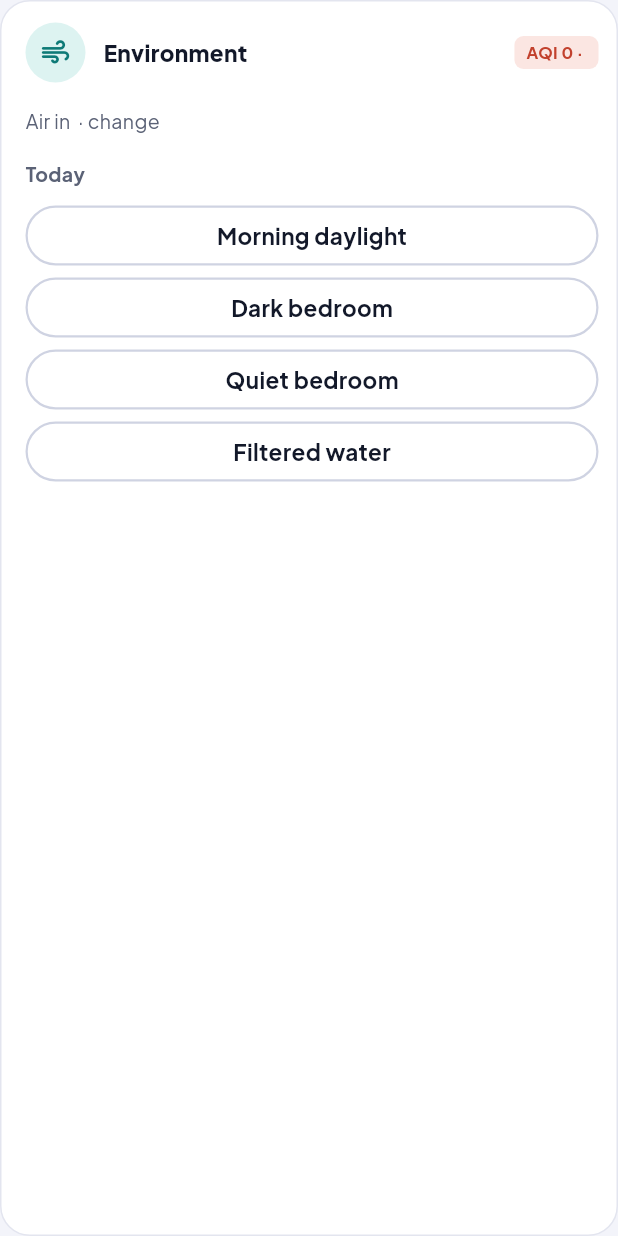
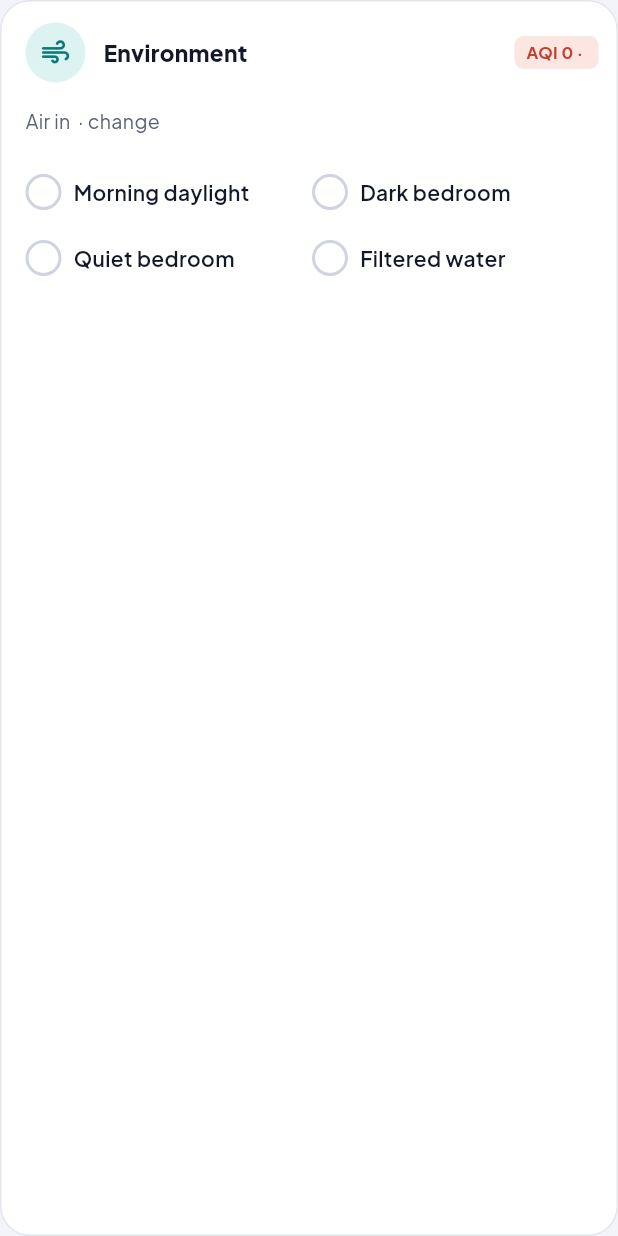
Before and after one commit to lionelishi21/NeuroCal, a Flutter app: the EnvironmentCard widget shown alone on an empty page, opened directly with empty values, on a phone screen of 412 x 824 dp. Run offline on Flutter 3.47's test engine with Material 3 defaults, Android fonts, the phone set to English and light mode, and no system bars; our stand-ins replace camera, flutter_local_notifications, flutter_timezone, image_picker, in_app_review, sentry and 3 more; missing offline and left inert: amplify_auth_cognito, amplify_flutter, google_mlkit_barcode_scanning, google_mlkit_text_recognition, health, home_widget and 1 more; accounts and stored records are empty.

Commit message:
Today: score first, then the next step, food, and one card of habits
Today was 13 blocks of equal weight with the next step above the score
and the same input in two places. It now reads in four parts: the Focus
Score with its six inputs as one row of small rings (each opens what it
measures and the way to log it), Up next, food (calories with the
processed share, the meals, what to eat next), and one habits card
(Brain speed, exercise, how you feel, supplements, surroundings). The
environment check is four ticks instead of four big buttons, and the
week strip is quieter.

Co-Authored-By: Claude Opus 5.5 <noreply@anthropic.com>

```diff
--- a/mobile-app/lib/screens/environment_card.dart
+++ b/mobile-app/lib/screens/environment_card.dart
@@ -11,9 +11,12 @@ import '../widgets/ui.dart';
 /// Today's environment (docs/NCBM.md §3): the air where you live, and four taps for the daily check
 /// (morning daylight, a dark and a quiet bedroom, filtered water). Answers save as they're tapped.
 class EnvironmentCard extends StatefulWidget {
-  const EnvironmentCard(this.day, {super.key, required this.onChanged});
+  const EnvironmentCard(this.day, {super.key, required this.onChanged, this.framed = true});
 
   final EnvironmentDay day;
+
+  /// False draws it as a row of Today's habits card, without its own card.
+  final bool framed;
 
   /// Something was saved: the score and Today reload.
   final VoidCallback onChanged;
@@ -65,9 +68,8 @@ class _EnvironmentCardState extends State<EnvironmentCard> {
       null => (c.mist, c.inkSoft),
       _ => (c.beetSoft, c.beet),
     };
-    return AppCard(
-      padding: const EdgeInsets.fromLTRB(Space.s4, 14, Space.s3, 14),
-      child: Column(
+    const padding = EdgeInsets.fromLTRB(Space.s4, 14, Space.s3, 14);
+    final body = Column(
         crossAxisAlignment: CrossAxisAlignment.stretch,
         spacing: Space.s3,
         children: [
@@ -108,22 +110,65 @@ class _EnvironmentCardState extends State<EnvironmentCard> {
                 child: Text('Air in ${d.place} · change', style: TextStyle(fontSize: TextSize.xs, color: c.inkSoft)),
               ),
             ),
-          Text('Today', style: TextStyle(fontSize: TextSize.xs, fontWeight: FontWeight.w700, color: c.inkSoft)),
-          Wrap(
+          // Two ticks a row, like the supplements above them.
+          LayoutBuilder(
+            builder: (context, box) => Wrap(
+              children: [
+                for (final item in EnvironmentItem.values)
+                  SizedBox(
+                    width: box.maxWidth / 2,
+                    child: _Tick(label: item.label, done: d.check[item] == true, onTap: () => _answer(item, d.check[item] != true)),
+                  ),
+              ],
+            ),
+          ),
+        ],
+      );
+    return widget.framed ? AppCard(padding: padding, child: body) : Padding(padding: padding, child: body);
+  }
+}
+
+/// One answer of the daily check: a round tick and its label, ticked when kept today.
+class _Tick extends StatelessWidget {
+  const _Tick({required this.label, required this.done, required this.onTap});
+
+  final String label;
+  final bool done;
+  final VoidCallback onTap;
+
+  @override
+  Widget build(BuildContext context) {
+    final c = context.colors;
+    return Semantics(
+      checked: done,
+      label: label,
+      excludeSemantics: true,
+      onTap: onTap,
+      child: InkWell(
+        onTap: onTap,
+        borderRadius: BorderRadius.circular(Radii.option),
+        child: Padding(
+          padding: const EdgeInsets.symmetric(vertical: 10),
+          child: Row(
             spacing: Space.s2,
-            runSpacing: Space.s2,
             children: [
-              for (final item in EnvironmentItem.values)
-                ChoicePill(
-                  label: d.check[item] == true ? '✓ ${item.label}' : item.label,
-                  semanticLabel: item.label,
-                  height: 40,
-                  selected: d.check[item] == true,
-                  onTap: () => _answer(item, d.check[item] != true),
+              AnimatedContainer(
+                duration: MediaQuery.disableAnimationsOf(context) ? Duration.zero : const Duration(milliseconds: 150),
+                width: 24,
+                height: 24,
+                decoration: BoxDecoration(
+                  shape: BoxShape.circle,
+                  color: done ? c.chlorophyll : null,
+                  border: Border.all(color: done ? c.chlorophyll : c.ruleStrong, width: 2),
                 ),
+                child: done ? Icon(Icons.check_rounded, size: 16, color: c.onAccent) : null,
+              ),
+              Expanded(
+                child: Text(label, style: TextStyle(fontSize: TextSize.sm, fontWeight: FontWeight.w600, color: done ? c.inkSoft : c.ink)),
+              ),
             ],
           ),
-        ],
+        ),
       ),
     );
   }
```
Also changed, not shown: mobile-app/lib/screens/stack.dart (+16 -6 lines), mobile-app/lib/screens/today.dart (+210 -170 lines), 2 other files.
